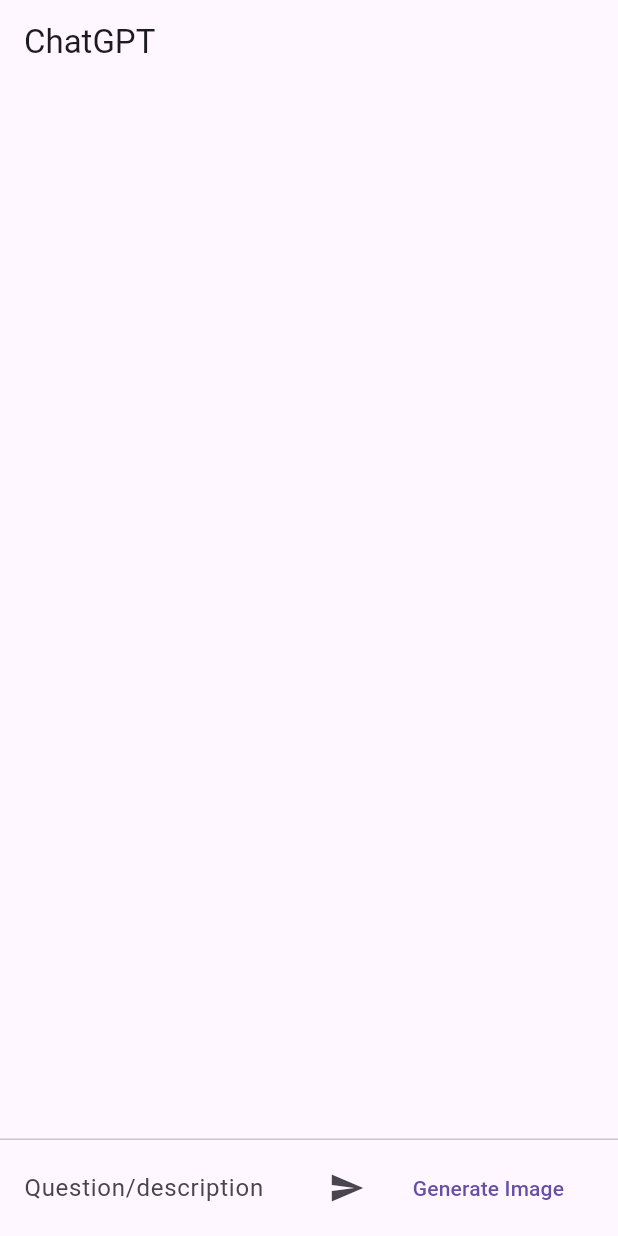
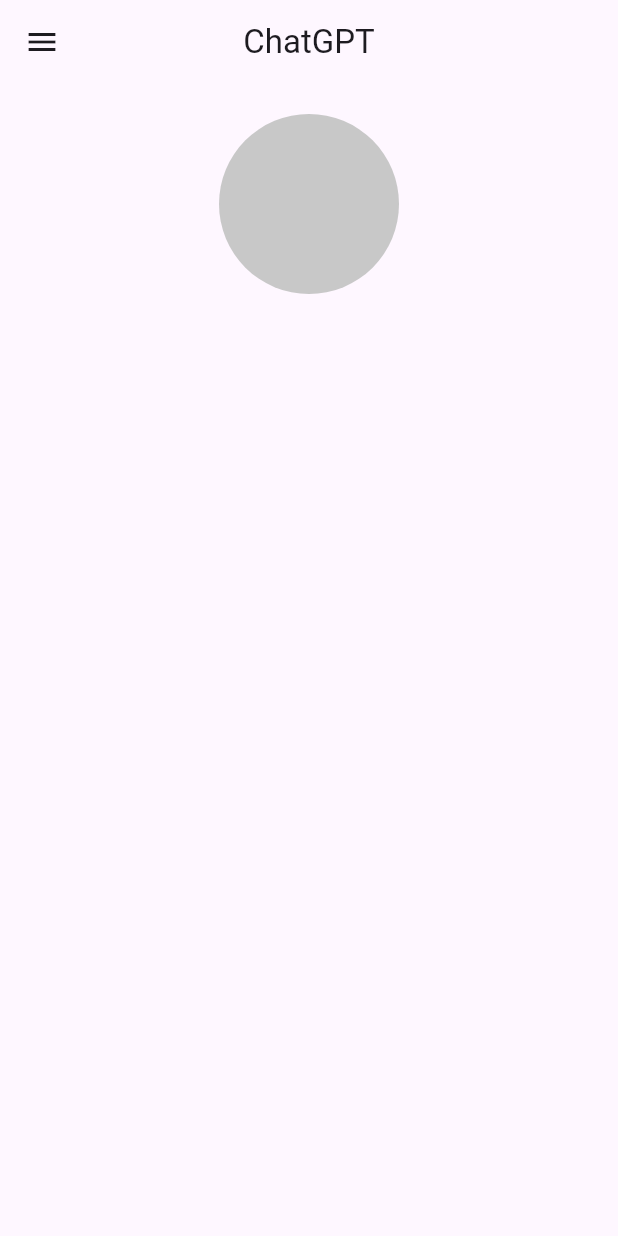
Before and after one commit to Akshat-sGit/Chat_GPT-Flutter, a Flutter app: the screen it shows after launch, on a phone screen of 412 x 824 dp. Run offline on Flutter 3.47's test engine with Material 2 defaults, Android fonts, the phone set to English and light mode, and no system bars.

Commit message:
changes made

```diff
--- a/lib/chat_screen.dart
+++ b/lib/chat_screen.dart
@@ -1,135 +1,41 @@
 import 'package:flutter/material.dart';
-import 'package:flutter_dotenv/flutter_dotenv.dart';
-import 'package:velocity_x/velocity_x.dart';
-import 'chatmessage.dart';
-import 'threedots.dart';
+// import 'package:flutter_dotenv/flutter_dotenv.dart';
+import 'package:chat_gpt/Pallete.dart';
+// import 'package:velocity_x/velocity_x.dart';
 
 class ChatScreen extends StatefulWidget {
   const ChatScreen({super.key});
-
   @override
   State<ChatScreen> createState() => _ChatScreenState();
 }
-
 class _ChatScreenState extends State<ChatScreen> {
-  final TextEditingController _controller = TextEditingController();
-  final List<ChatMessage> _messages = [];
-  late OpenAI? chatGPT;
-  bool _isImageSearch = false;
-
-  bool _isTyping = false;
-  @override
-  void initState() {
-    chatGPT = OpenAI.instance.build(
-        token: dotenv.env["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"],
-        baseOption: HttpSetup(receiveTimeout: 60000));
-    super.initState();
-  }
-  @override
-  void dispose() {
-    chatGPT?.close();
-    chatGPT?.genImgClose();
-    super.dispose();
-  }
-  // Link for api - https://beta.openai.com/account/api-keys
-  void _sendMessage() async {
-    if (_controller.text.isEmpty) return;
-    ChatMessage message = ChatMessage(
-      text: _controller.text,
-      sender: "user",
-      isImage: false,
-    );
-    setState(() {
-      _messages.insert(0, message);
-      _isTyping = true;
-    });
-    _controller.clear();
-    if (_isImageSearch) {
-      final request = GenerateImage(message.text, 1, size: "256x256");
-
-      final response = await chatGPT!.generateImage(request);
-      Vx.log(response!.data!.last!.url!);
-      insertNewData(response.data!.last!.url!, isImage: true);
-    } else {
-      final request =
-          CompleteText(prompt: message.text, model: kTranslateModelV3);
-
-      final response = await chatGPT!.onCompleteText(request: request);
-      Vx.log(response!.choices[0].text);
-      insertNewData(response.choices[0].text, isImage: false);
-    }
-  }
-  void insertNewData(String response, {bool isImage = false}) {
-    ChatMessage botMessage = ChatMessage(
-      text: response,
-      sender: "bot",
-      isImage: isImage,
-    );
-    setState(() {
-      _isTyping = false;
-      _messages.insert(0, botMessage);
-    });
-  }
-  Widget _buildTextComposer() {
-    return Row(
-      children: [
-        Expanded(
-          child: TextField(
-            controller: _controller,
-            onSubmitted: (value) => _sendMessage(),
-            decoration: const InputDecoration.collapsed(
-                hintText: "Question/description"),
-          ),
-        ),
-        ButtonBar(
-          children: [
-            IconButton(
-              icon: const Icon(Icons.send),
-              onPressed: () {
-                _isImageSearch = false;
-                _sendMessage();
-              },
-            ),
-            TextButton(
-                onPressed: () {
-                  _isImageSearch = true;
-                  _sendMessage();
-                },
-                child: const Text("Generate Image"))
-          ],
-        ),
-      ],
-    ).px16();
-  }
   @override
   Widget build(BuildContext context) {
     return Scaffold(
-        appBar: AppBar(title: const Text("ChatGPT")),
-        body: SafeArea(
-          child: Column(
+        appBar: AppBar(
+          title: const Text("ChatGPT"),
+          leading: const Icon(Icons.menu),
+          centerTitle: true,
+          ),
+          body: Column(
             children: [
-              Flexible(
-                  child: ListView.builder(
-                reverse: true,
-                padding: Vx.m8,
-                itemCount: _messages.length,
-                itemBuilder: (context, index) {
-                  return _messages[index];
-                },
-              )),
-              if (_isTyping) const ThreeDots(),
-              const Divider(
-                height: 1.0,
-              ),
-              Container(
-                decoration: BoxDecoration(
-                  color: context.cardColor,
-                ),
-                child: _buildTextComposer(),
+              Stack(
+                children: [
+                  Center(
+                    child: Container(
+                      height: 120,
+                      width: 120,
+                      margin: const EdgeInsets.only(top: 20),
+                      decoration:const BoxDecoration(
+                        color: Pallete.assistantCircleColor,
+                        shape: BoxShape.circle,
+                      ),
+                    ),
+                  )
+                ],
               )
-            ],
+            ]
           ),
-        )
       );
   }
 }
--- a/lib/main.dart
+++ b/lib/main.dart
@@ -1,11 +1,9 @@
 import 'package:flutter/material.dart';
-import 'package:flutter_dotenv/flutter_dotenv.dart';
+// import 'package:flutter_dotenv/flutter_dotenv.dart';
 
 import 'chat_screen.dart';
 
-Future main() async {
-  WidgetsFlutterBinding.ensureInitialized();
-  await dotenv.load(fileName: ".env");
+void main(){
   runApp(const MyApp());
 }
 
```
Also changed, not shown: lib/chatmessage.dart (deleted, +0 -47 lines), lib/threedots.dart (deleted, +0 -59 lines).
